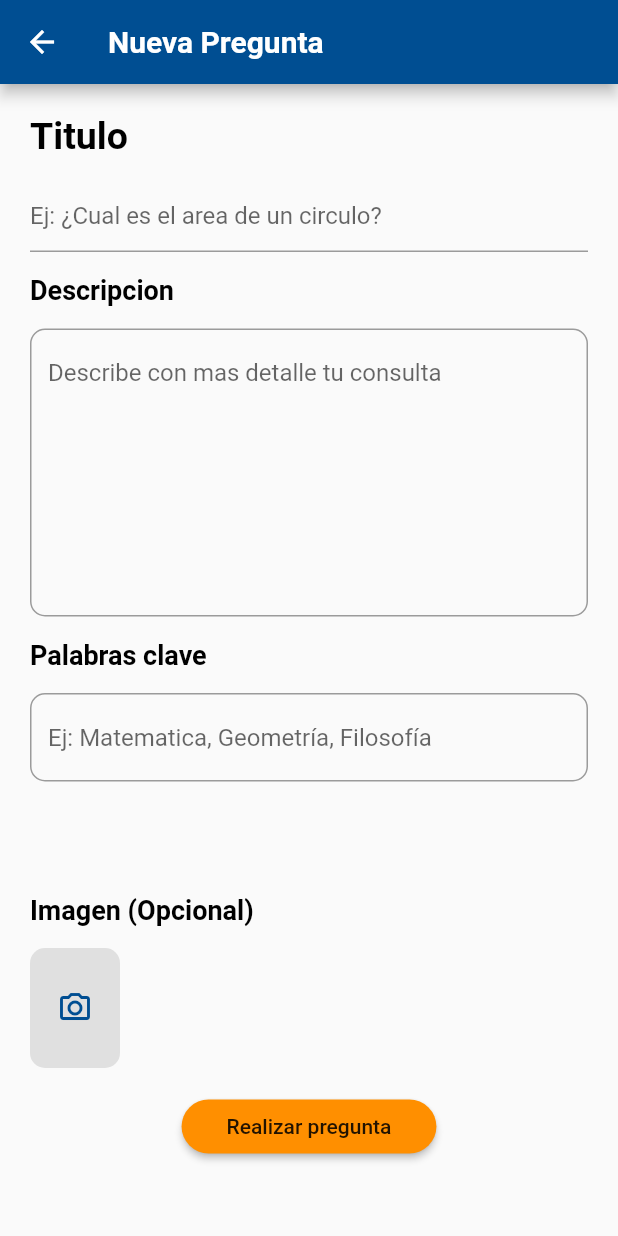
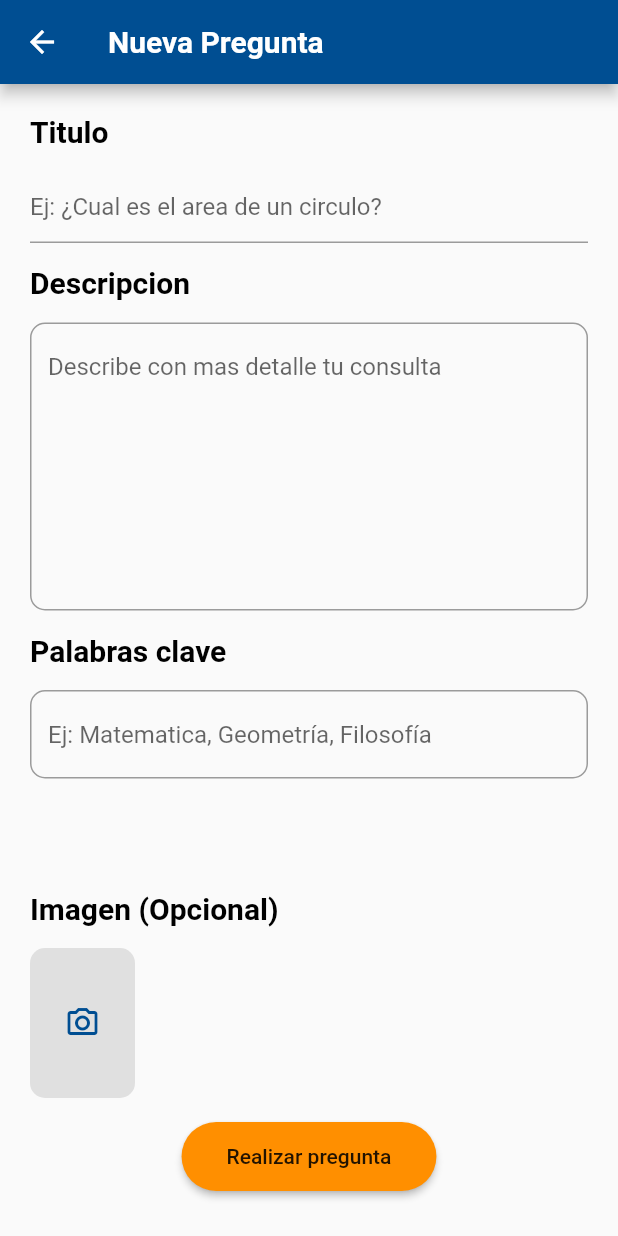
Before and after one commit to JulianRP-2108/preg_res, a Flutter app: the NuevaPregunta screen opened directly, on a phone screen of 412 x 824 dp. Run offline on Flutter 3.47's test engine with Material 2 defaults, Android fonts, the phone set to English and light mode, and no system bars; our stand-ins replace cloud_firestore, firebase_auth, firebase_core, firebase_storage, image_picker, persistent_bottom_nav_bar; missing offline and left inert: flappy_search_bar; accounts and stored records are empty; network calls fail; statements that could not run were skipped.

```diff
--- a/preg_respuestas/lib/layouts/NuevaPregunta.dart
+++ b/preg_respuestas/lib/layouts/NuevaPregunta.dart
@@ -151,7 +151,7 @@ class _NuevaPreguntaState extends State<NuevaPregunta> {
                 "Titulo",
                 style: TextStyle(
                     color: Colors.black,
-                    fontSize: 25.0,
+                    fontSize: 20.0,
                     fontWeight: FontWeight.bold),
               ),
             ),
@@ -176,7 +176,7 @@ class _NuevaPreguntaState extends State<NuevaPregunta> {
                 "Descripcion",
                 style: TextStyle(
                     color: Colors.black,
-                    fontSize: 18.0,
+                    fontSize: 20.0,
                     fontWeight: FontWeight.bold),
               ),
             ),
@@ -204,7 +204,7 @@ class _NuevaPreguntaState extends State<NuevaPregunta> {
                 "Palabras clave",
                 style: TextStyle(
                     color: Colors.black,
-                    fontSize: 18.0,
+                    fontSize: 20.0,
                     fontWeight: FontWeight.bold),
               ),
             ),
@@ -222,8 +222,6 @@ class _NuevaPreguntaState extends State<NuevaPregunta> {
                   this
                       ._palabrasClaveList
                       .removeWhere((element) => element.length <= 3);
-                  print("la lista completa es: ");
-                  print(this._palabrasClaveList);
                 }
                 setState(() {});
               },
@@ -249,13 +247,13 @@ class _NuevaPreguntaState extends State<NuevaPregunta> {
                 "Imagen (Opcional)",
                 style: TextStyle(
                     color: Colors.black,
-                    fontSize: 18.0,
+                    fontSize: 20.0,
                     fontWeight: FontWeight.bold),
               ),
             ),
             Container(
-              height: 80,
-              width: 60,
+              height: 100,
+              width: 70,
               decoration: BoxDecoration(
                   color: Colors.grey[300],
                   borderRadius: BorderRadius.all(Radius.circular(10.0))),
@@ -278,8 +276,6 @@ class _NuevaPreguntaState extends State<NuevaPregunta> {
                       },
                       child: Image.file(
                         _image,
-                        width: 100,
-                        height: 100,
                         fit: BoxFit.fitHeight,
                       ),
                     ),
@@ -307,6 +303,9 @@ class _NuevaPreguntaState extends State<NuevaPregunta> {
                         id: "",
                       );
                       bool isUp = await Pregunta.postPregunta(preg);
+                      if (isUp) {
+                        Navigator.of(context).pop();
+                      }
                       setState(() {
                         this.isloading = false;
                       });
@@ -322,7 +321,7 @@ class _NuevaPreguntaState extends State<NuevaPregunta> {
                       }
                     }
                   },
-                  padding: EdgeInsets.symmetric(horizontal: 30.0),
+                  padding: EdgeInsets.fromLTRB(30.0, 15.0, 30.0, 15.0),
                   child: Text("Realizar pregunta"),
                   shape: RoundedRectangleBorder(
                       borderRadius: BorderRadius.circular(30.0)),
--- a/preg_respuestas/lib/layouts/PerfilPage.dart
+++ b/preg_respuestas/lib/layouts/PerfilPage.dart
@@ -26,7 +26,7 @@ class PerfilPage extends StatefulWidget {
 
 class _PerfilPageState extends State<PerfilPage> {
   TextStyle subtitulo = TextStyle(
-      color: Colors.black, fontSize: 20.0, fontWeight: FontWeight.bold);
+      color: Colors.black, fontSize: 15.0, fontWeight: FontWeight.bold);
 
   @override
   Widget build(BuildContext context) {
@@ -54,6 +54,7 @@ class _PerfilPageState extends State<PerfilPage> {
             Padding(
               padding: EdgeInsets.fromLTRB(30.0, 70.0, 30.0, 10.0),
               child: RaisedButton(
+                padding: EdgeInsets.symmetric(vertical: 12.0),
                 shape: RoundedRectangleBorder(
                     borderRadius: BorderRadius.all(Radius.circular(30.0))),
                 child: Text(
@@ -122,7 +123,7 @@ class _PerfilPageState extends State<PerfilPage> {
               "Resumen:",
               style: TextStyle(
                   color: Colors.black,
-                  fontSize: 25.0,
+                  fontSize: 20.0,
                   fontWeight: FontWeight.bold),
             ),
           ),
```
Also changed, not shown: preg_respuestas/lib/layouts/IniciarSesion.dart (+16 -17 lines), preg_respuestas/lib/layouts/PreguntaPage.dart (+39 -14 lines), preg_respuestas/lib/layouts/Registro.dart (+24 -24 lines).
